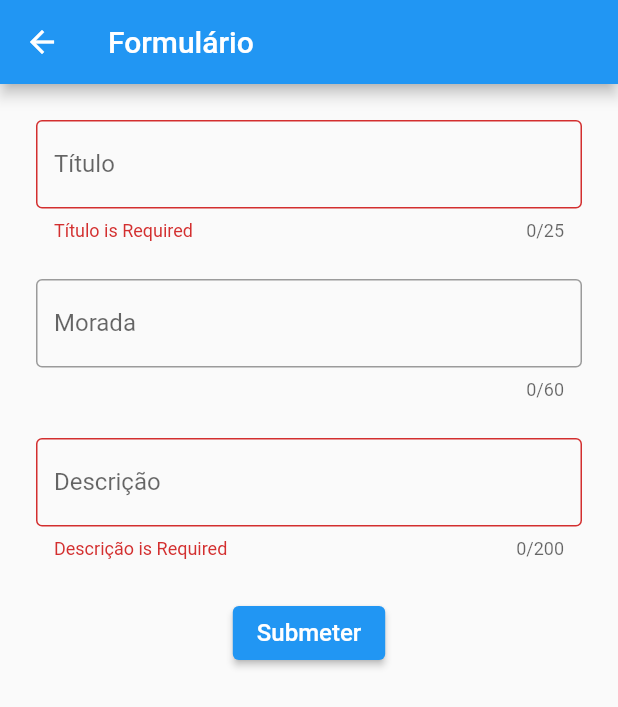
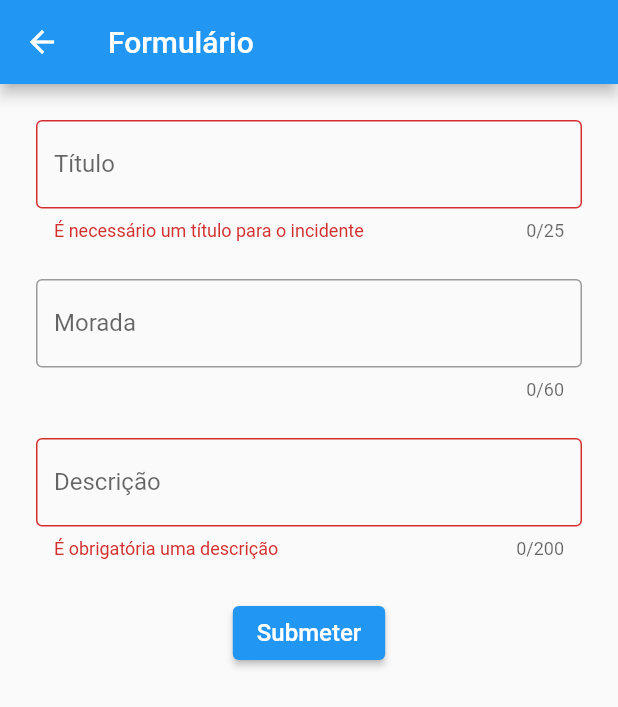
Before and after one commit to nunopenim/FlutterMiniProject, a Flutter app: the PaginaForm screen opened directly, after a tap on "Submeter", on a phone screen of 412 x 824 dp. Shown: the top 707 px of the screen. Run offline on Flutter 3.47's test engine with Material 2 defaults, Android fonts, the phone set to English and light mode, and no system bars.

Commit message:
general: consolidada a estética da aplicação

```diff
--- a/lib/formulario.dart
+++ b/lib/formulario.dart
@@ -41,7 +41,7 @@ class _PaginaFormState extends State<PaginaForm> {
                   maxLength: 25,
                   validator: (String value) {
                     if (value.isEmpty) {
-                      return 'Título is Required';
+                      return 'É necessário um título para o incidente';
                     }
                     return null;
                   },
@@ -77,10 +77,10 @@ class _PaginaFormState extends State<PaginaForm> {
                   maxLength: 200,
                   validator: (String value) {
                     if (value.isEmpty) {
-                      return 'Descrição is Required';
+                      return 'É obrigatória uma descrição';
                     }
                     if (value.length < 100) {
-                      return 'Descrição at least 100 characters';
+                      return 'São necessários pelo menos 100 caractéres na descrição';
                     }
                     return null;
                   },
--- a/lib/main.dart
+++ b/lib/main.dart
@@ -258,7 +258,7 @@ class _AppScreenState extends State<AppScreen> {
                 content: Text("O seu incidente foi submetido com sucesso.")));
           });
         },
-        tooltip: 'Increment',
+        tooltip: 'Adicionar novo incidente',
         child: Icon(Icons.add),
       ),
       floatingActionButtonLocation: FloatingActionButtonLocation.centerFloat, //não gosto dele nos lados, espero não ser penalizado por isso...
```
